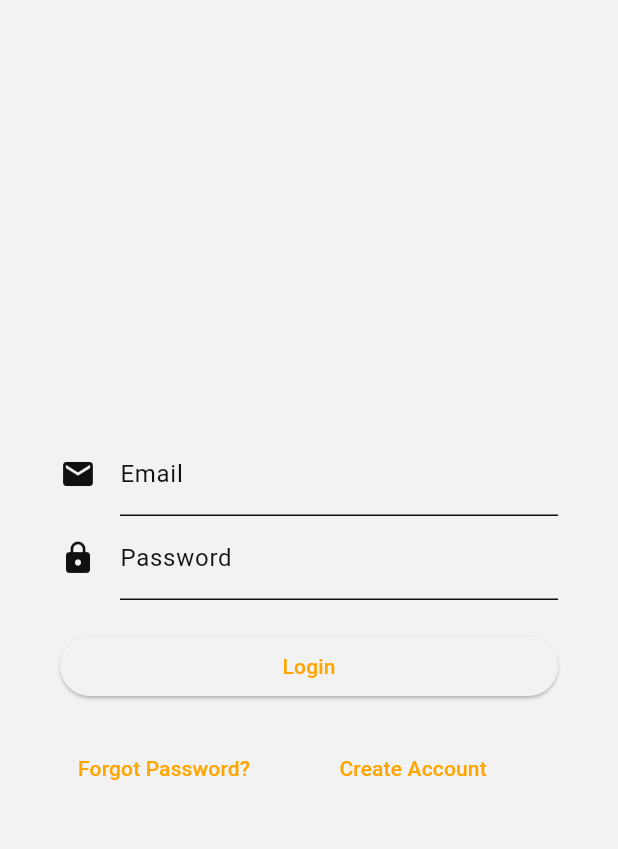
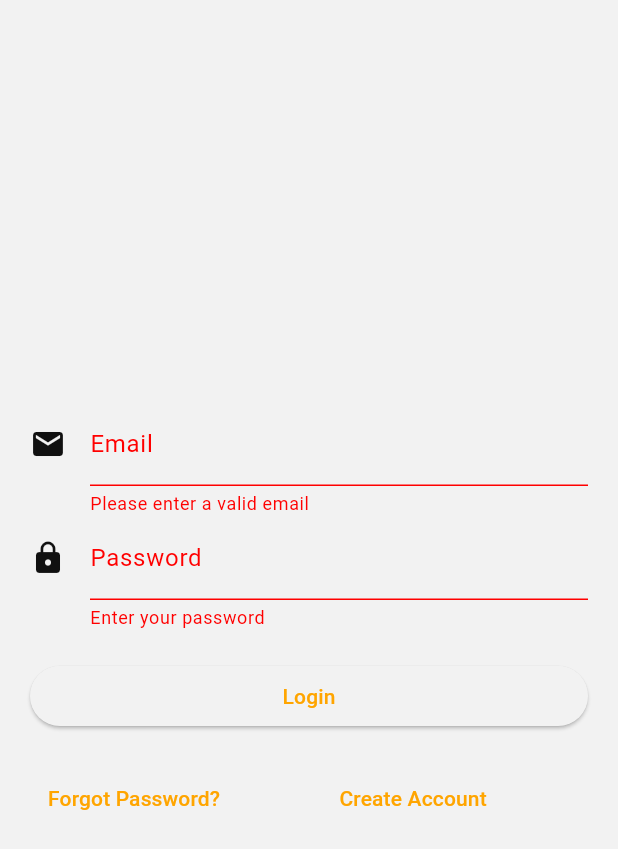
Before and after one commit to DanielDicksonDillimono/bodytherapy, a Flutter app: the screen it shows after launch, after a tap on "Login", on a phone screen of 412 x 824 dp. Shown: the top 849 px of the screen. Run offline on Flutter 3.47's test engine with Material 3 defaults, Android fonts, the phone set to English and light mode, and no system bars; our stand-ins replace firebase_auth, firebase_core, go_router; accounts and stored records are empty; generated files the repository leaves out were written again.

Commit message:
Added some strings to Applocalization and removed hardcoded strings from login Page

```diff
--- a/lib/ui/core/localization/applocalization.dart
+++ b/lib/ui/core/localization/applocalization.dart
@@ -29,6 +29,9 @@ class AppLocalization {
     'enter_email': 'Enter your email',
     'enter_password': 'Enter your password',
     'sign_up_error': 'Sign Up Error',
+    'login_button_text': 'Login',
+    'email_validation': 'Please enter a valid email',
+    'enter_confirm_password': 'Confirm your password',
   };
 
 //in case the key is not found, it will return the key itself
@@ -60,9 +63,11 @@ class AppLocalization {
   String get enterPassword => _get('enter_password');
   String get enterConfirmPassword => _get('confirm_password');
   String get enterEmailOrPassword => _get('enter_email_or_password');
-  String get enterValidEmail => _get('enter_valid_email');
+  String get enterValidEmail => _get('email_validation');
   String get enterValidPassword => _get('enter_valid_password');
   String get signUpError => _get('sign_up_error');
+  String get loginButtonText => _get('login_button_text');
+  String get signUpButtonText => _get('sign_up_button_text');
 }
 
 class AppLocalizationDelegate extends LocalizationsDelegate<AppLocalization> {
--- a/lib/ui/sub_pages/login_signup/view_models/login_viewmodel.dart
+++ b/lib/ui/sub_pages/login_signup/view_models/login_viewmodel.dart
@@ -11,31 +11,25 @@ class LoginViewModel extends ChangeNotifier {
   final emailController = TextEditingController();
   final passwordController = TextEditingController();
 
-  Future<String?> login(String email, String password) async {
-    String? message;
+  Future login(BuildContext context) async {
+    String message;
     try {
-      if (formKey.currentState?.validate() ?? false) {
+      if (formKey.currentState?.validate() == true) {
         await userAuthenticationService.signInWithEmailAndPassword(
-            email, password);
-        // Navigate to the home page or another page after successful login
+            emailController.text, passwordController.text);
       }
     } catch (e) {
-      // Handle login error, e.g., show a snackbar or dialog
       message = e.toString();
+      context.mounted ? showErrorMessage(context, message) : null;
     }
     notifyListeners();
-    return message;
   }
 
   Future<void> logout() async {
-    // Implement your logout logic here
-    // For example, clear user session or token.
     notifyListeners();
   }
 
   Future<void> resetPassword(String email) async {
-    // Implement your password reset logic here
-    // For example, send a password reset email.
     notifyListeners();
   }
 
@@ -48,7 +42,7 @@ class LoginViewModel extends ChangeNotifier {
   void showErrorMessage(BuildContext context, String message) {
     ScaffoldMessenger.of(context).showSnackBar(
       SnackBar(
-        content: Text('An error occurred. Please try again.'),
+        content: Text('An error occurred: $message. Please try again.'),
       ),
     );
   }
--- a/lib/ui/sub_pages/login_signup/widgets/login_page.dart
+++ b/lib/ui/sub_pages/login_signup/widgets/login_page.dart
@@ -1,4 +1,5 @@
 import 'package:bodytherapy/ui/core/localization/applocalization.dart';
+import 'package:bodytherapy/ui/core/themes/dimens.dart';
 import 'package:bodytherapy/ui/core/ui_shared_elements/shared_elements.dart';
 import 'package:flutter/material.dart';
 
@@ -17,39 +18,39 @@ class LoginPage extends StatelessWidget {
         body: SafeArea(
           child: Center(
             child: Form(
+              key: loginViewModel.formKey,
               child: Container(
-                padding: EdgeInsets.only(left: 40, right: 40),
+                padding: Dimens.of(context).edgeInsetsScreenSymmetric,
                 child: Column(
                   mainAxisAlignment: MainAxisAlignment.center,
                   children: [
                     TextFormField(
                       decoration: InputDecoration(
-                        labelText: "Email",
+                        labelText: AppLocalization.of(context).email,
                         icon: Icon(Icons.email),
                       ),
                       keyboardType: TextInputType.emailAddress,
                       validator: (value) => value == null || value.isEmpty
-                          ? "Please enter your email"
+                          ? AppLocalization.of(context).enterValidEmail
                           : null,
                     ),
                     TextFormField(
                       decoration: InputDecoration(
-                        labelText: "Password",
+                        labelText: AppLocalization.of(context).password,
                         icon: Icon(Icons.lock),
                       ),
                       obscureText: true,
                       validator: (value) => value == null || value.isEmpty
-                          ? "Please enter your password"
+                          ? AppLocalization.of(context).enterPassword
                           : null,
                     ),
                     Container(
                       margin: EdgeInsets.only(top: 20, bottom: 20),
                       width: double.infinity,
                       child: ElevatedButton(
-                        onPressed: () {
-                          // Handle login logic
-                        },
-                        child: Text("Login"),
+                        onPressed: () => loginViewModel.login(context),
+                        child:
+                            Text(AppLocalization.of(context).loginButtonText),
                       ),
                     ),
                     Row(
--- a/lib/ui/sub_pages/login_signup/widgets/sign_up_page.dart
+++ b/lib/ui/sub_pages/login_signup/widgets/sign_up_page.dart
@@ -1,3 +1,4 @@
+import 'package:bodytherapy/ui/core/localization/applocalization.dart';
 import 'package:bodytherapy/ui/core/themes/dimens.dart';
 import 'package:bodytherapy/ui/sub_pages/login_signup/view_models/sign_up_viewmodel.dart';
 import 'package:flutter/material.dart';
@@ -21,10 +22,11 @@ class SignUpPage extends StatelessWidget {
                 children: [
                   Text("Sign Up Page"),
                   TextFormField(
-                      decoration: InputDecoration(labelText: "Email"),
+                      decoration: InputDecoration(
+                          labelText: AppLocalization.of(context).email),
                       keyboardType: TextInputType.emailAddress,
                       validator: (value) => value == null || value.isEmpty
-                          ? "Please enter your email"
+                          ? AppLocalization.of(context).enterValidEmail
                           : null),
                   TextFormField(
                     decoration: InputDecoration(labelText: "Password"),
```
